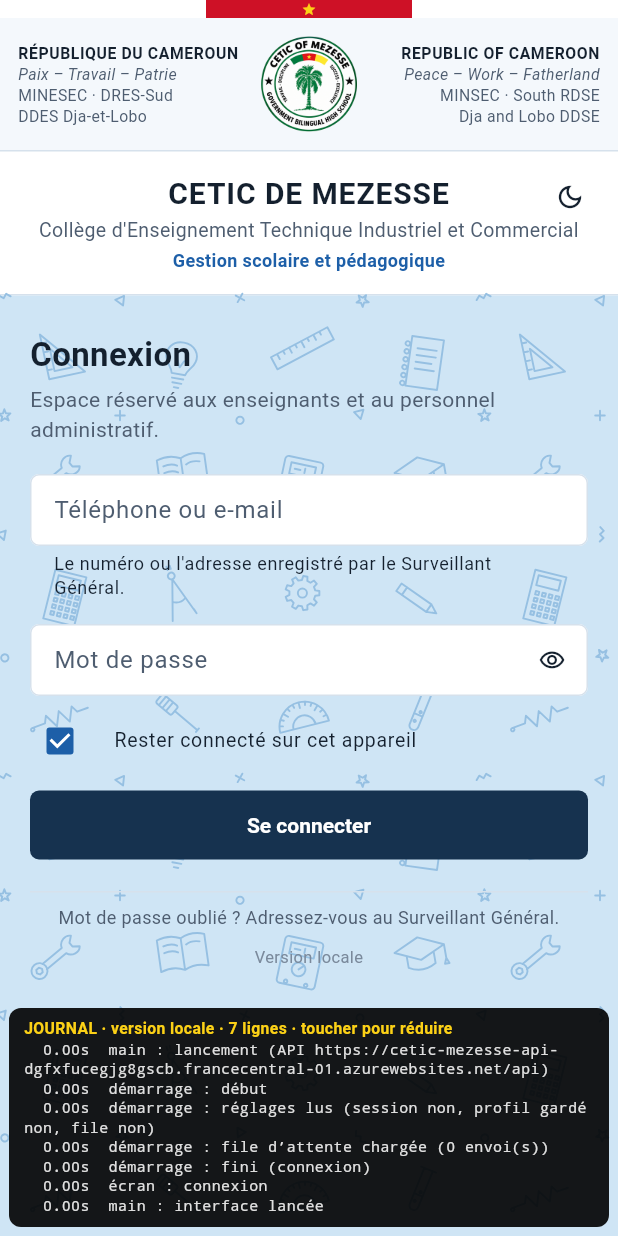
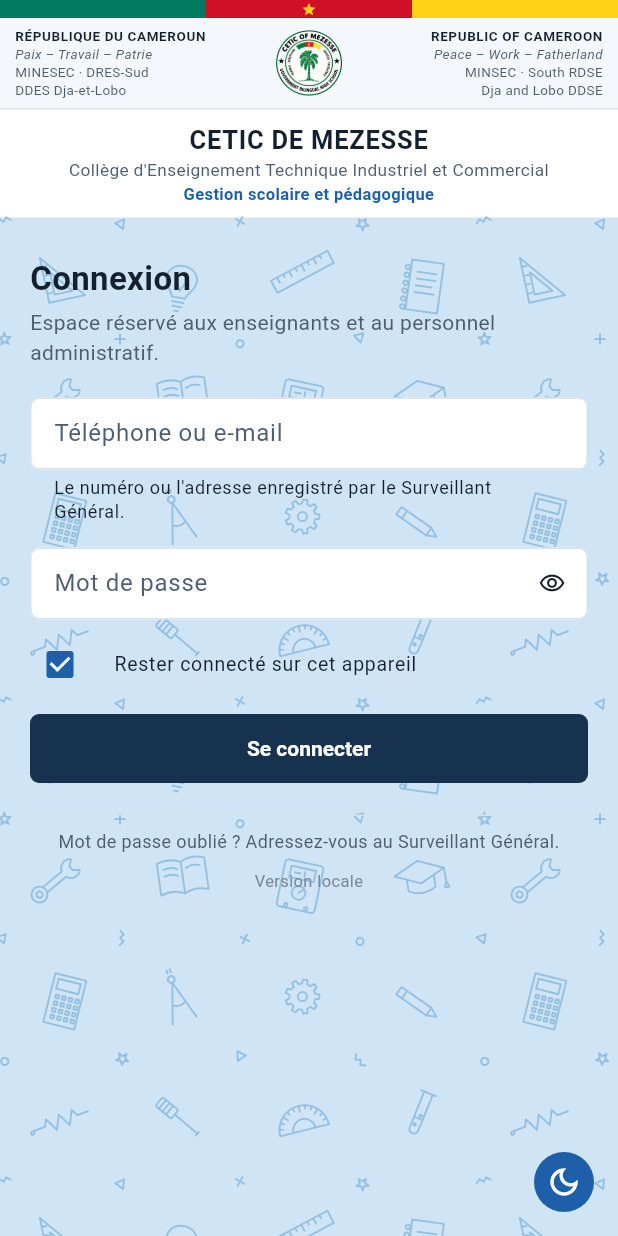
Before and after one commit to Dominique-BRIA/cetic-mezesse, a Flutter app: the screen it shows after launch, on a phone screen of 412 x 824 dp. Run offline on Flutter 3.47's test engine with Material 3 defaults, Android fonts, the phone set to English and light mode, and no system bars; our stand-ins replace file_picker, fl_chart, image_picker, open_filex, path_drawing, shared_preferences; project files that could hold a hidden picture were left out.

Commit message:
Connexion mobile retouchée, thème clair par défaut, journal masqué
- Fond opaque sous l'en-tête (noir sur noir) ; bandes verte et jaune du drapeau
  visibles ; en-tête et bloc de l'établissement plus compacts
- Bouton du thème en bas à droite de l'écran de connexion
- Thème clair par défaut sur le web et le mobile ; le sombre seulement s'il est choisi
- Journal de diagnostic masqué, rebranchable avec --dart-define=JOURNAL=true

```diff
--- a/mobile/lib/ecrans/connexion.dart
+++ b/mobile/lib/ecrans/connexion.dart
@@ -61,16 +61,18 @@ class _EcranConnexionState extends State<EcranConnexion> {
   Widget build(BuildContext context) {
     final c = context.c;
     final sombre = Theme.of(context).brightness == Brightness.dark;
-    final petit = TextStyle(fontSize: 10.5, height: 1.35, color: c.encre2);
+    final surface = Theme.of(context).colorScheme.surface;
+    final petit = TextStyle(fontSize: 9, height: 1.3, color: c.encre2);
     final gras = petit.copyWith(fontWeight: FontWeight.w700, letterSpacing: 0.4, color: Theme.of(context).colorScheme.onSurface);
 
     // Pleine page, sans carte : bandes sur toute la largeur, puis le formulaire sur le motif.
     return Scaffold(
+      backgroundColor: surface,
       body: SafeArea(
         child: Column(crossAxisAlignment: CrossAxisAlignment.stretch, children: [
           SizedBox(
             height: 12,
-            child: Row(children: [
+            child: Row(crossAxisAlignment: CrossAxisAlignment.stretch, children: [
               Expanded(child: ColoredBox(color: _drapeau[0])),
               Expanded(
                 child: ColoredBox(color: _drapeau[1], child: Center(child: Icon(Icons.star, size: 10, color: _drapeau[2]))),
@@ -81,7 +83,7 @@ class _EcranConnexionState extends State<EcranConnexion> {
           // En-tête officiel bilingue : français à gauche, anglais à droite.
           Container(
             decoration: BoxDecoration(color: c.surface2, border: Border(bottom: BorderSide(color: c.bord))),
-            padding: const EdgeInsets.symmetric(horizontal: 12, vertical: 12),
+            padding: const EdgeInsets.symmetric(horizontal: 10, vertical: 6),
             child: Row(children: [
               Expanded(
                 child: Column(crossAxisAlignment: CrossAxisAlignment.start, children: [
@@ -93,7 +95,7 @@ class _EcranConnexionState extends State<EcranConnexion> {
               ),
               Padding(
                 padding: const EdgeInsets.symmetric(horizontal: 8),
-                child: Image.asset('assets/logo.png', width: 64, height: 64),
+                child: Image.asset('assets/logo.png', width: 44, height: 44),
               ),
               Expanded(
                 child: Column(crossAxisAlignment: CrossAxisAlignment.end, children: [
@@ -107,32 +109,22 @@ class _EcranConnexionState extends State<EcranConnexion> {
           ),
           // Établissement, avec le choix du thème.
           Container(
-            decoration: BoxDecoration(border: Border(bottom: BorderSide(color: c.bord))),
-            padding: const EdgeInsets.fromLTRB(16, 14, 16, 14),
-            child: Stack(clipBehavior: Clip.none, children: [
-              Column(crossAxisAlignment: CrossAxisAlignment.stretch, children: [
+            decoration: BoxDecoration(color: surface, border: Border(bottom: BorderSide(color: c.bord))),
+            padding: const EdgeInsets.fromLTRB(16, 8, 16, 8),
+            child: Column(crossAxisAlignment: CrossAxisAlignment.stretch, children: [
               const Text('CETIC DE MEZESSE',
-                    textAlign: TextAlign.center, style: TextStyle(fontSize: 20, fontWeight: FontWeight.w700, letterSpacing: 0.6)),
+                  textAlign: TextAlign.center, style: TextStyle(fontSize: 17, fontWeight: FontWeight.w700, letterSpacing: 0.5)),
               Text("Collège d'Enseignement Technique Industriel et Commercial",
-                    textAlign: TextAlign.center, style: TextStyle(fontSize: 13, color: c.encre2)),
-                const SizedBox(height: 2),
+                  textAlign: TextAlign.center, style: TextStyle(fontSize: 11.5, color: c.encre2)),
               Text('Gestion scolaire et pédagogique',
                   textAlign: TextAlign.center,
-                    style: TextStyle(fontSize: 12, fontWeight: FontWeight.w600, color: Theme.of(context).colorScheme.primary)),
-              ]),
-              Positioned(
-                right: -8,
-                top: -8,
-                child: IconButton(
-                  tooltip: sombre ? 'Passer en mode clair' : 'Passer en mode sombre',
-                  icon: Icon(sombre ? Icons.light_mode_outlined : Icons.dark_mode_outlined, size: 20),
-                  onPressed: () => Etat.i.basculerTheme(Theme.of(context).brightness),
-                ),
-              ),
+                  style: TextStyle(fontSize: 11, fontWeight: FontWeight.w600, color: Theme.of(context).colorScheme.primary)),
             ]),
           ),
           // Formulaire, directement sur le motif.
           Expanded(
+            child: Stack(children: [
+              Positioned.fill(
                 child: MotifFond(
                   child: SingleChildScrollView(
                     padding: const EdgeInsets.fromLTRB(20, 24, 20, 32),
@@ -207,6 +199,17 @@ class _EcranConnexionState extends State<EcranConnexion> {
                     ),
                   ),
                 ),
+              ),
+              Positioned(
+                right: 12,
+                bottom: 12,
+                child: IconButton.filledTonal(
+                  tooltip: sombre ? 'Passer en mode clair' : 'Passer en mode sombre',
+                  icon: Icon(sombre ? Icons.light_mode_outlined : Icons.dark_mode_outlined),
+                  onPressed: () => Etat.i.basculerTheme(Theme.of(context).brightness),
+                ),
+              ),
+            ]),
           ),
         ]),
       ),
--- a/mobile/lib/etat.dart
+++ b/mobile/lib/etat.dart
@@ -14,7 +14,7 @@ class Etat extends ChangeNotifier {
 
   Map<String, dynamic>? utilisateur;
   List<Map<String, dynamic>> annees = [];
-  ThemeMode theme = ThemeMode.system;
+  ThemeMode theme = ThemeMode.light;
   bool demarrage = true;
 
   String get role => utilisateur?['role'] as String? ?? '';
@@ -58,7 +58,7 @@ class Etat extends ChangeNotifier {
       theme = switch (Api.i.prefs.getString('theme')) {
         'dark' => ThemeMode.dark,
         'light' => ThemeMode.light,
-        _ => ThemeMode.system,
+        _ => ThemeMode.light,
       };
       FileAttente.i.charger();
       noter('démarrage : file d’attente chargée (${FileAttente.i.envois.length} envoi(s))');
--- a/mobile/lib/journal.dart
+++ b/mobile/lib/journal.dart
@@ -1,13 +1,13 @@
 // Journal de diagnostic affiché par-dessus l'application : étapes du démarrage, appels au
-// serveur et erreurs. Activé par défaut le temps de régler le démarrage sur téléphone ;
-// à couper au build avec --dart-define=JOURNAL=false.
+// serveur et erreurs. Masqué par défaut ; pour le rebrancher, construire avec
+// --dart-define=JOURNAL=true (il a servi à trouver le chargement infini au démarrage).
 import 'dart:async';
 
 import 'package:flutter/material.dart';
 
 import 'api.dart';
 
-const journalActif = bool.fromEnvironment('JOURNAL', defaultValue: true);
+const journalActif = bool.fromEnvironment('JOURNAL', defaultValue: false);
 
 final ValueNotifier<List<String>> journal = ValueNotifier(const []);
 final _debut = DateTime.now();
```
Also changed, not shown: 1 other file. Lines whose indentation alone changed are shown as unchanged.
